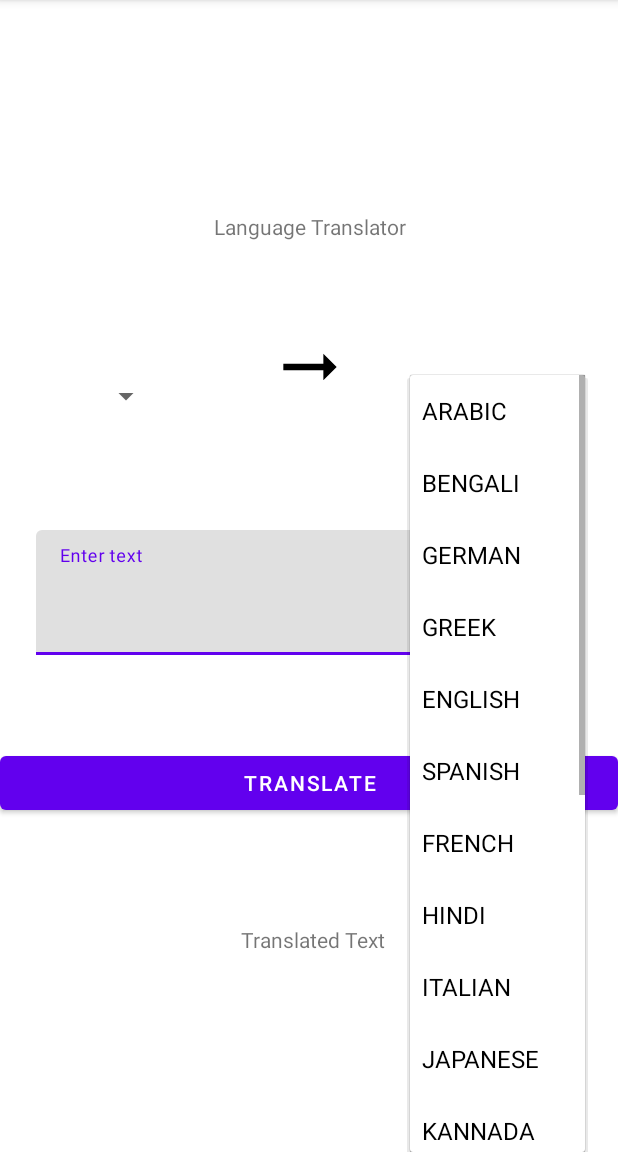
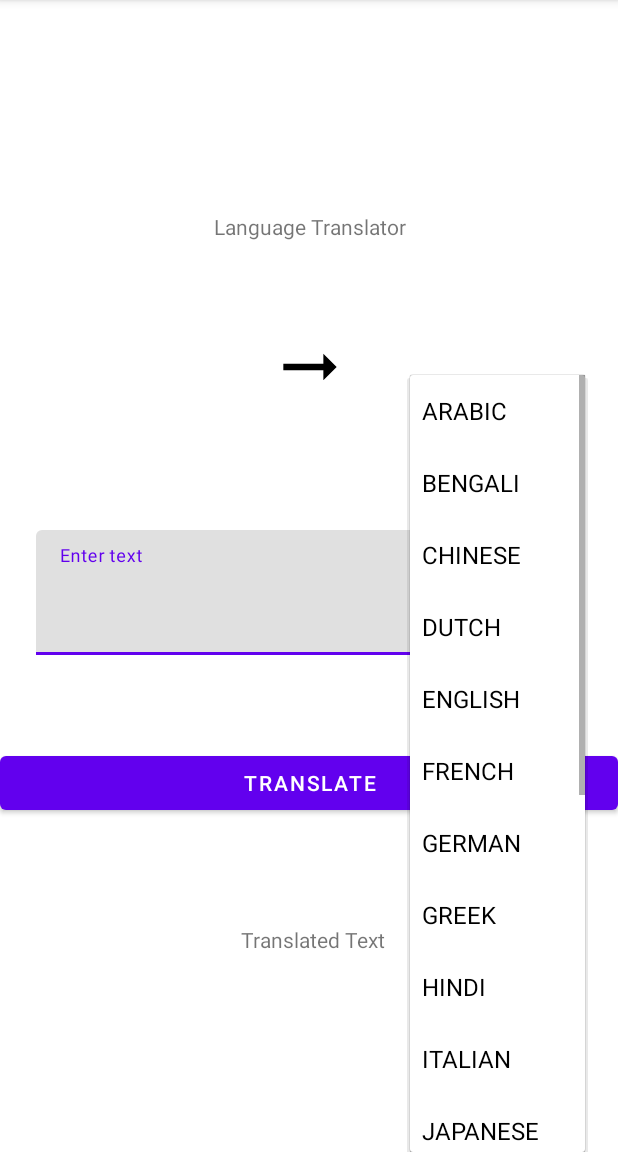
Before and after one commit to beraSayantan/TransLite, an Android app: the screen it shows after launch (MainActivity), after a tap on "ARABIC", on a phone screen of 412 x 824 dp, the part 84-1236 px from its top. Run offline under Robolectric (Android 15) with nearby library versions, the phone set to English and light mode, and no system bars; libraries missing offline, so code that uses them is left out: com.google.mlkit.common, com.google.mlkit.nl.

Commit message:
Text gets translated to the language as per the Spinner. Detection is language is more understandable to the user.

```diff
--- a/app/src/main/res/layout/activity_main.xml
+++ b/app/src/main/res/layout/activity_main.xml
@@ -73,15 +73,15 @@
 
     </com.google.android.material.textfield.TextInputLayout>
 
-    <Spinner
-        android:id="@+id/lang_from"
-        android:layout_width="40dp"
-        android:layout_height="wrap_content"
-        android:layout_marginBottom="72dp"
-        android:padding="3dp"
-        app:layout_constraintBottom_toTopOf="@+id/textInputLayout"
-        app:layout_constraintEnd_toStartOf="@+id/right_arrow"
-        app:layout_constraintStart_toStartOf="parent" />
+<!--    <Spinner-->
+<!--        android:id="@+id/lang_from"-->
+<!--        android:layout_width="40dp"-->
+<!--        android:layout_height="wrap_content"-->
+<!--        android:layout_marginBottom="72dp"-->
+<!--        android:padding="3dp"-->
+<!--        app:layout_constraintBottom_toTopOf="@+id/textInputLayout"-->
+<!--        app:layout_constraintEnd_toStartOf="@+id/right_arrow"-->
+<!--        app:layout_constraintStart_toStartOf="parent" />-->
 
     <Button
         android:id="@+id/translate_button"
--- a/app/src/main/res/values/strings.xml
+++ b/app/src/main/res/values/strings.xml
@@ -4,23 +4,23 @@
     <string-array name="languages">
         <item>ARABIC</item>
         <item>BENGALI</item>
+        <item>CHINESE</item>
+        <item>DUTCH</item>
+        <item>ENGLISH</item>
+        <item>FRENCH</item>
         <item>GERMAN</item>
         <item>GREEK</item>
-        <item>ENGLISH</item>
-        <item>SPANISH</item>
-        <item>FRENCH</item>
         <item>HINDI</item>
         <item>ITALIAN</item>
         <item>JAPANESE</item>
         <item>KANNADA</item>
         <item>KOREAN</item>
         <item>MARATHI</item>
-        <item>DUTCH</item>
         <item>PORTUGUESE</item>
         <item>RUSSIAN</item>
+        <item>SPANISH</item>
         <item>TAMIL</item>
         <item>TELUGU</item>
         <item>URDU</item>
-        <item>CHINESE</item>
     </string-array>
 </resources>
```
Also changed, not shown: app/src/main/java/com/beginner/translite/MainActivity.kt (+65 -14 lines).
